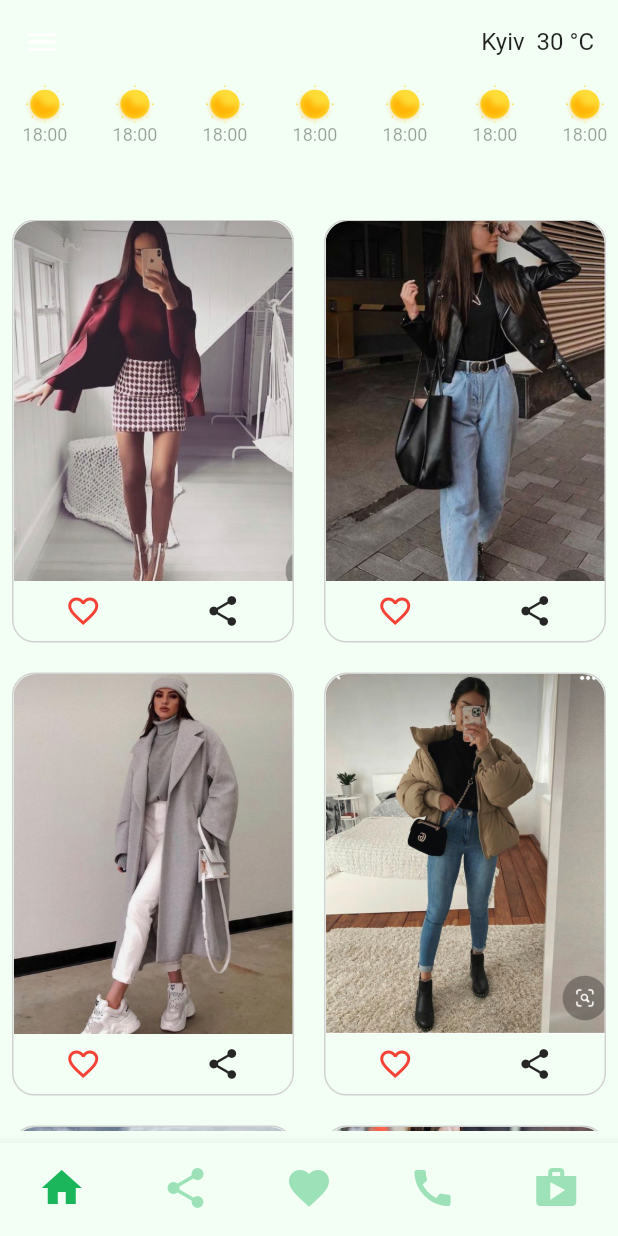
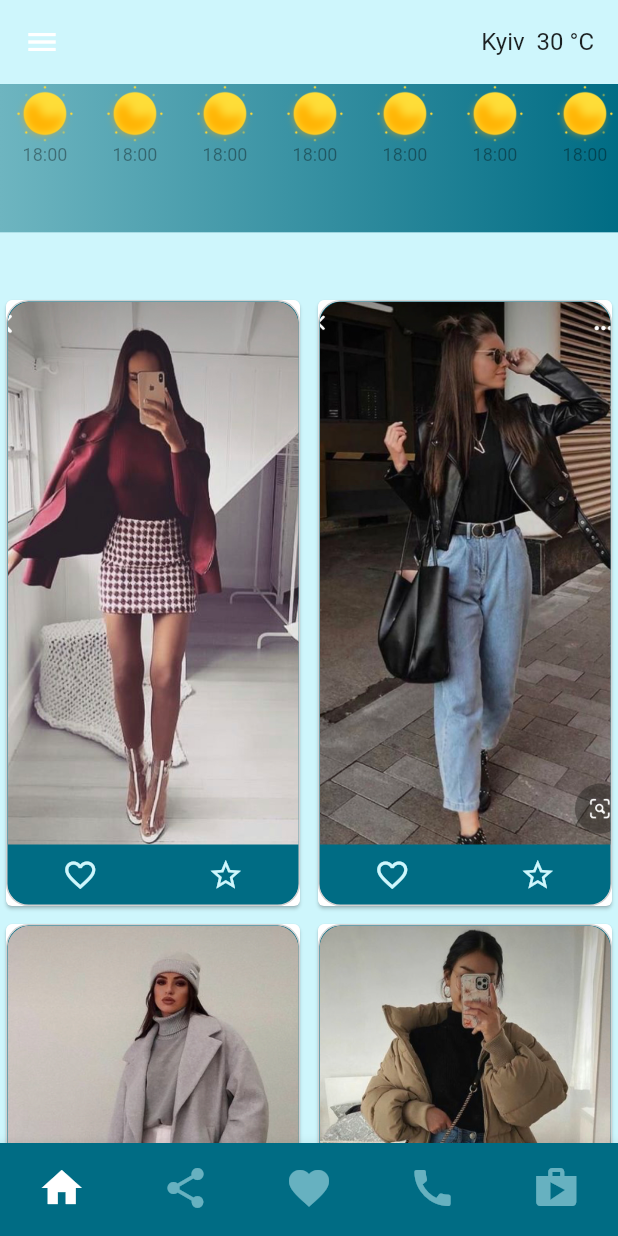
Before and after one commit to 19AK68/weanter_fashion, a Flutter app: the screen it shows after launch, on a phone screen of 412 x 824 dp. Run offline on Flutter 3.47's test engine with Material 2 defaults, Android fonts, the light colour scheme and no system bars; our stand-ins replace photo_view, shared_preferences.

Commit message:
new color desing

```diff
--- a/lib/resurce/style_app.dart
+++ b/lib/resurce/style_app.dart
@@ -3,6 +3,13 @@ import 'dart:ui';
 import 'package:flutter/material.dart';
 
 class Styles {
+
+  static Color gradientColorWeanter_1 = Color(0xff6EB5C0);
+  static Color gradientColorWeanter_2 = Color(0xff006C84);
+  static Color colorBottomBar = Color(0xff006C84);
+  static Color mainColorBackground = Color(0xffCEF6FC);
+
+
 
   static ThemeData themeData(bool isDarkTheme, BuildContext context) {
     return ThemeData(
--- a/lib/ui/page/home_page.dart
+++ b/lib/ui/page/home_page.dart
@@ -1,5 +1,6 @@
 import 'package:flutter/material.dart';
 import 'package:weather_fashion/model/dark_theme_provider.dart';
+import 'package:weather_fashion/resurce/style_app.dart';
 import 'package:weather_fashion/ui/widgets/custom_drawer.dart';
 import 'package:weather_fashion/ui/widgets/grid_look_widget.dart';
 import 'package:weather_fashion/ui/widgets/weather_widget.dart';
@@ -15,11 +16,13 @@ class _HomePageState extends State<HomePage> {
   int currentBottonIndex = 0;
   @override
   Widget build(BuildContext context) {
+    var height = MediaQuery.of(context).size.height;
+    var width = MediaQuery.of(context).size.width;
     return SafeArea(
 
       child: Scaffold(
         resizeToAvoidBottomInset: false,
-      backgroundColor: !appModel.darkTheme?Color(0xfff3fff5):Color(0xff3f3d56),
+      backgroundColor: !appModel.darkTheme?Styles.mainColorBackground:Color(0xff3f3d56),
         appBar: AppBar(
           title: Row(
             crossAxisAlignment: CrossAxisAlignment.center,
@@ -34,12 +37,12 @@ class _HomePageState extends State<HomePage> {
        //   backgroundColor:Colors.transparent,
         ),
         bottomNavigationBar: BottomNavigationBar(
-            backgroundColor: Color(0xfff3fff5),
+            backgroundColor: Styles.colorBottomBar,
 
 
           currentIndex: currentBottonIndex,
-          selectedItemColor: Color(0xff1bb55c),
-          unselectedItemColor: Color(0xff1bb55c).withOpacity(0.4),
+          selectedItemColor: Color(0xffffffff),
+          unselectedItemColor:Color(0xffCEF6FC).withOpacity(0.5),
           onTap: (index) => setState(() => currentBottonIndex = index),
           // print("------currentBottonIndex---- ${currentBottonIndex}")
           type: BottomNavigationBarType.fixed,
@@ -84,17 +87,22 @@ class _HomePageState extends State<HomePage> {
 
         ),
 
-        body:  Column(
+        body: Stack(
+          children: [
+            Column(
 
-          children:<Widget> [
+              children:<Widget> [
 
-            WeatherWidget(),
-           Expanded(  child: Padding(
-             padding: const EdgeInsets.all(8.0),
-             child: GridLookWidget(),
-           )),
+                WeatherWidget(),
+
+               Expanded(  child: Padding(
+                 padding:  EdgeInsets.only(top:height*0.05),
+                 child: GridLookWidget(),
+               )),
 
 
+              ],
+            ),
           ],
         ),
         drawer: CustomDrawer(),
--- a/lib/ui/widgets/grid_look_widget.dart
+++ b/lib/ui/widgets/grid_look_widget.dart
@@ -1,5 +1,7 @@
 import 'package:flutter/material.dart';
+import 'package:flutter_staggered_grid_view/flutter_staggered_grid_view.dart';
 import 'package:photo_view/photo_view.dart';
+import 'package:weather_fashion/resurce/style_app.dart';
 
 
 class GridLookWidget extends StatelessWidget {
@@ -18,14 +20,16 @@ class GridLookWidget extends StatelessWidget {
 
   @override
   Widget build(BuildContext context) {
-    return GridView.builder(
-        gridDelegate: SliverGridDelegateWithMaxCrossAxisExtent(
-            maxCrossAxisExtent: 250,
-            childAspectRatio: 2 / 3,
-            crossAxisSpacing: 20,
-            mainAxisSpacing: 20),
+    return StaggeredGridView.countBuilder(
+    staggeredTileBuilder:(index)  =>
+        StaggeredTile.count(1, 2),
+
+        mainAxisSpacing: 4.0,
+        crossAxisSpacing: 4.0,
+        crossAxisCount: 2,
+
         itemCount: myProducts.length,
-        itemBuilder: (BuildContext ctx, index) {
+        itemBuilder: ( ctx, index) {
           return InkWell(
             onTap: () {
               Navigator.push<void>(
@@ -36,19 +40,23 @@ class GridLookWidget extends StatelessWidget {
                 ),
               );
             },
+            child: Card(
               child: Container(
                   decoration: BoxDecoration(
+                     color: Styles.colorBottomBar  ,
                       borderRadius: BorderRadius.circular(15), border:
                       Border.all(color: Color(0xffd1d1d1))
               ),
               child: Column(
                 //crossAxisAlignment: CrossAxisAlignment.stretch,
                 children: [
-                Container(height:240,
+                  Expanded(
+                    child: Container(height:240,
                 decoration: BoxDecoration(
                           borderRadius: BorderRadius.only(topLeft: Radius.circular(15),topRight: Radius.circular(15)),
                       image: DecorationImage(image: AssetImage(myPhoto[index] ),
                       fit: BoxFit.cover,)),
+                    ),
                   ),
                       //child: Image.asset(myPhoto[index], fit: BoxFit.contain,)),
                   // Container(
@@ -61,16 +69,17 @@ class GridLookWidget extends StatelessWidget {
                   //   fit: BoxFit.fitWidth,)),
                   // ),
                   Container(
-                  height: 20,
+
+                    height: 40,
                     child: Row(
                       mainAxisAlignment: MainAxisAlignment.spaceAround,
                       children:[
                         IconButton(
-                        icon:   Icon(Icons.favorite_border,color: Colors.red,), onPressed: () {  }
+                          icon:   Icon(Icons.favorite_border,color: Color(0xffCEF6FC), ), onPressed: () {  }
                           ,
                         ),
                         IconButton(
-                        icon:   Icon(Icons.share,color: Color(0xff262626)), onPressed: () {  }
+                          icon:   Icon(Icons.star_border,color:Color(0xffCEF6FC)), onPressed: () {  }
                           ,
                         ),
                       ],
@@ -81,6 +90,7 @@ class GridLookWidget extends StatelessWidget {
                     //  color: Colors.red[100],
 
                 ],
+              ),
           ),
             ),);
         });
--- a/lib/ui/widgets/weather_widget.dart
+++ b/lib/ui/widgets/weather_widget.dart
@@ -1,12 +1,13 @@
 import 'package:flutter/material.dart';
+import 'package:weather_fashion/resurce/style_app.dart';
+
 class WeatherWidget extends StatelessWidget {
-
   @override
   Widget build(BuildContext context) {
     double height = MediaQuery.of(context).size.height;
     double width = MediaQuery.of(context).size.width;
     return Container(
-      height: height*0.1, width:width,
+      height: height * 0.12, width: width,
       //  color: Colors.red,
       child: Container(
         // color: Colors.black.withOpacity(0.1),
@@ -15,18 +16,16 @@ class WeatherWidget extends StatelessWidget {
           mainAxisAlignment: MainAxisAlignment.start,
           crossAxisAlignment: CrossAxisAlignment.start,
           children: <Widget>[
-            // Padding(
-            //   padding: const EdgeInsets.all(8.0),
-            //   child: Text("30 °C", style:  Theme.of(context).textTheme.headline5,),
-            //
-            // ),
-            // Padding(
-            //   padding: const EdgeInsets.all(8.0),
-            //   child: Text("Kyiv", style:  Theme.of(context).textTheme.headline5,),
-            // ),
+            Container(
+              decoration: BoxDecoration(
+                  gradient: LinearGradient(colors: [
+                Styles.gradientColorWeanter_1,
+                Styles.gradientColorWeanter_2
+              ])),
 
-            Container(
-              height: height*0.05, width:width,
+              //  color:LinearGradient(colors:[ Styles.gradientColorWeanter_1,Styles.gradientColorWeanter_2}),
+              height: height * 0.12,
+              width: width,
               child: ListView(
                 scrollDirection: Axis.horizontal,
                 children: [
@@ -36,174 +35,236 @@ class WeatherWidget extends StatelessWidget {
                       crossAxisAlignment: CrossAxisAlignment.center,
                       //  mainAxisAlignment: MainAxisAlignment.spaceBetween,
                       children: [
-
                         Flexible(
-                          child: Image.asset("assets/icons/01d.png",
-                          height: 60,width:60,  fit: BoxFit.contain,),
-                        ),
-                        const Center(child: Text('18:00', style: TextStyle(fontSize:12, color: Colors.black38),)),
-
-                      ],
+                          child: Image.asset(
+                            "assets/icons/01d.png",
+                            height: 40,
+                            width: 60,
+                            fit: BoxFit.contain,
                           ),
                         ),
-                  Container(
-                    child: Column(
-                  //    crossAxisAlignment: CrossAxisAlignment.center,
-                 //     mainAxisAlignment: MainAxisAlignment.spaceBetween,
-                      children: [
-
-                        Flexible(
-                          child: Image.asset("assets/icons/01d.png",
-                            height: 60,width:60,  fit: BoxFit.contain,),
-                        ),
-                        const Center(child: Text('18:00', style: TextStyle(fontSize:12, color: Colors.black38),)),
-
+                        const Center(
+                            child: Text(
+                          '18:00',
+                          style: TextStyle(fontSize: 12, color: Colors.black38),
+                        )),
                       ],
                     ),
                   ),
                   Container(
                     child: Column(
                       crossAxisAlignment: CrossAxisAlignment.center,
-                      mainAxisAlignment: MainAxisAlignment.spaceBetween,
+                      //     mainAxisAlignment: MainAxisAlignment.spaceBetween,
                       children: [
-
                         Flexible(
-                          child: Image.asset("assets/icons/01d.png",
-                            height: 60,width:60,  fit: BoxFit.contain,),
+                          child: Image.asset(
+                            "assets/icons/01d.png",
+                            height: 40,
+                            width: 60,
+                            fit: BoxFit.contain,
                           ),
-                        const Center(child: Text('18:00', style: TextStyle(fontSize:12, color: Colors.black38),)),
-
+                        ),
+                        const Center(
+                            child: Text(
+                          '18:00',
+                          style: TextStyle(fontSize: 12, color: Colors.black38),
+                        )),
                       ],
                     ),
                   ),
                   Container(
                     child: Column(
                       crossAxisAlignment: CrossAxisAlignment.center,
-                      mainAxisAlignment: MainAxisAlignment.spaceBetween,
+                      //   mainAxisAlignment: MainAxisAlignment.spaceBetween,
                       children: [
-
                         Flexible(
-                          child: Image.asset("assets/icons/01d.png",
-                            height: 60,width:60,  fit: BoxFit.contain,),
+                          child: Image.asset(
+                            "assets/icons/01d.png",
+                            height: 40,
+                            width: 60,
+                            fit: BoxFit.contain,
                           ),
-                        const Center(child: Text('18:00', style: TextStyle(fontSize:12, color: Colors.black38),)),
-
+                        ),
+                        const Center(
+                            child: Text(
+                          '18:00',
+                          style: TextStyle(fontSize: 12, color: Colors.black38),
+                        )),
                       ],
                     ),
                   ),
                   Container(
                     child: Column(
                       crossAxisAlignment: CrossAxisAlignment.center,
-                      mainAxisAlignment: MainAxisAlignment.spaceBetween,
+                      //     mainAxisAlignment: MainAxisAlignment.spaceBetween,
                       children: [
-
                         Flexible(
-                          child: Image.asset("assets/icons/01d.png",
-                            height: 60,width:60,  fit: BoxFit.contain,),
+                          child: Image.asset(
+                            "assets/icons/01d.png",
+                            height: 40,
+                            width: 60,
+                            fit: BoxFit.contain,
                           ),
-                        const Center(child: Text('18:00', style: TextStyle(fontSize:12, color: Colors.black38),)),
-
+                        ),
+                        const Center(
+                            child: Text(
+                          '18:00',
+                          style: TextStyle(fontSize: 12, color: Colors.black38),
+                        )),
+                      ],
+                    ),
+                  ),
+                  Container(
+                    child: Column(
+                      children: [
+                        Flexible(
+                          child: Image.asset(
+                            "assets/icons/01d.png",
+                            height: 40,
+                            width: 60,
+                            fit: BoxFit.contain,
+                          ),
+                        ),
+                        const Center(
+                            child: Text(
+                          '18:00',
+                          style: TextStyle(fontSize: 12, color: Colors.black38),
+                        )),
                       ],
                     ),
                   ),
                   Container(
                     child: Column(
                       crossAxisAlignment: CrossAxisAlignment.center,
-                      mainAxisAlignment: MainAxisAlignment.spaceBetween,
+                      //              mainAxisAlignment: MainAxisAlignment.spaceBetween,
                       children: [
-
                         Flexible(
-                          child: Image.asset("assets/icons/01d.png",
-                            height: 60,width:60,  fit: BoxFit.contain,),
+                          child: Image.asset(
+                            "assets/icons/01d.png",
+                            height: 40,
+                            width: 60,
+                            fit: BoxFit.contain,
                           ),
-                        const Center(child: Text('18:00', style: TextStyle(fontSize:12, color: Colors.black38),)),
-
+                        ),
+                        const Center(
+                            child: Text(
+                          '18:00',
+                          style: TextStyle(fontSize: 12, color: Colors.black38),
+                        )),
                       ],
                     ),
                   ),
                   Container(
                     child: Column(
                       crossAxisAlignment: CrossAxisAlignment.center,
-                      mainAxisAlignment: MainAxisAlignment.spaceBetween,
+                      //               mainAxisAlignment: MainAxisAlignment.spaceBetween,
                       children: [
-
                         Flexible(
-                          child: Image.asset("assets/icons/01d.png",
-                            height: 60,width:60,  fit: BoxFit.contain,),
+                          child: Image.asset(
+                            "assets/icons/01d.png",
+                            height: 40,
+                            width: 60,
+                            fit: BoxFit.contain,
                           ),
-                        const Center(child: Text('18:00', style: TextStyle(fontSize:12, color: Colors.black38),)),
-
+                        ),
+                        const Center(
+                            child: Text(
+                          '18:00',
+                          style: TextStyle(fontSize: 12, color: Colors.black38),
+                        )),
                       ],
                     ),
                   ),
                   Container(
                     child: Column(
                       crossAxisAlignment: CrossAxisAlignment.center,
-                      mainAxisAlignment: MainAxisAlignment.spaceBetween,
+                      //                    mainAxisAlignment: MainAxisAlignment.spaceBetween,
                       children: [
-
                         Flexible(
-                          child: Image.asset("assets/icons/01d.png",
-                            height: 60,width:60,  fit: BoxFit.contain,),
+                          child: Image.asset(
+                            "assets/icons/01d.png",
+                            height: 40,
+                            width: 60,
+                            fit: BoxFit.contain,
                           ),
-                        const Center(child: Text('18:00', style: TextStyle(fontSize:12, color: Colors.black38),)),
-
+                        ),
+                        const Center(
+                            child: Text(
+                          '18:00',
+                          style: TextStyle(fontSize: 12, color: Colors.black38),
+                        )),
                       ],
                     ),
                   ),
                   Container(
                     child: Column(
                       crossAxisAlignment: CrossAxisAlignment.center,
-                      mainAxisAlignment: MainAxisAlignment.spaceBetween,
+                      //                   mainAxisAlignment: MainAxisAlignment.spaceBetween,
                       children: [
-
                         Flexible(
-                          child: Image.asset("assets/icons/01d.png",
-                            height: 60,width:60,  fit: BoxFit.contain,),
+                          child: Image.asset(
+                            "assets/icons/01d.png",
+                            height: 40,
+                            width: 60,
+                            fit: BoxFit.contain,
                           ),
-                        const Center(child: Text('18:00', style: TextStyle(fontSize:12, color: Colors.black38),)),
-
+                        ),
+                        const Center(
+                            child: Text(
+                          '18:00',
+                          style: TextStyle(fontSize: 12, color: Colors.black38),
+                        )),
                       ],
                     ),
                   ),
                   Container(
                     child: Column(
                       crossAxisAlignment: CrossAxisAlignment.center,
-                      mainAxisAlignment: MainAxisAlignment.spaceBetween,
+                      //             mainAxisAlignment: MainAxisAlignment.spaceBetween,
                       children: [
-
                         Flexible(
-                          child: Image.asset("assets/icons/01d.png",
-                            height: 60,width:60,  fit: BoxFit.contain,),
+                          child: Image.asset(
+                            "assets/icons/01d.png",
+                            height: 40,
+                            width: 60,
+                            fit: BoxFit.contain,
                           ),
-                        const Center(child: Text('18:00', style: TextStyle(fontSize:12, color: Colors.black38),)),
-
+                        ),
+                        const Center(
+                            child: Text(
+                          '18:00',
+                          style: TextStyle(fontSize: 12, color: Colors.black38),
+                        )),
                       ],
                     ),
                   ),
                   Container(
                     child: Column(
                       crossAxisAlignment: CrossAxisAlignment.center,
-                      mainAxisAlignment: MainAxisAlignment.spaceBetween,
+                      //               mainAxisAlignment: MainAxisAlignment.spaceBetween,
                       children: [
-
                         Flexible(
-                          child: Image.asset("assets/icons/01d.png",
-                            height: 60,width:60,  fit: BoxFit.contain,),
+                          child: Image.asset(
+                            "assets/icons/01d.png",
+                            height: 40,
+                            width: 60,
+                            fit: BoxFit.contain,
                           ),
-                        const Center(child: Text('18:00', style: TextStyle(fontSize:12, color: Colors.black38),)),
-
+                        ),
+                        const Center(
+                            child: Text(
+                          '18:00',
+                          style: TextStyle(fontSize: 12, color: Colors.black38),
+                        )),
                       ],
                     ),
                   ),
                 ],
               ),
             ),
-
           ],
         ),
-      ) ,
-
+      ),
     );
   }
 }
--- a/pubspec.yaml
+++ b/pubspec.yaml
@@ -26,6 +26,7 @@ dependencies:
   shared_preferences: ^2.0.6
   provider: ^5.0.0
   photo_view: ^0.12.0
+  flutter_staggered_grid_view: ^0.4.1
 
 
   # The following adds the Cupertino Icons font to your application.
```
Also changed, not shown: pubspec.lock. Lines whose indentation alone changed are shown as unchanged.
